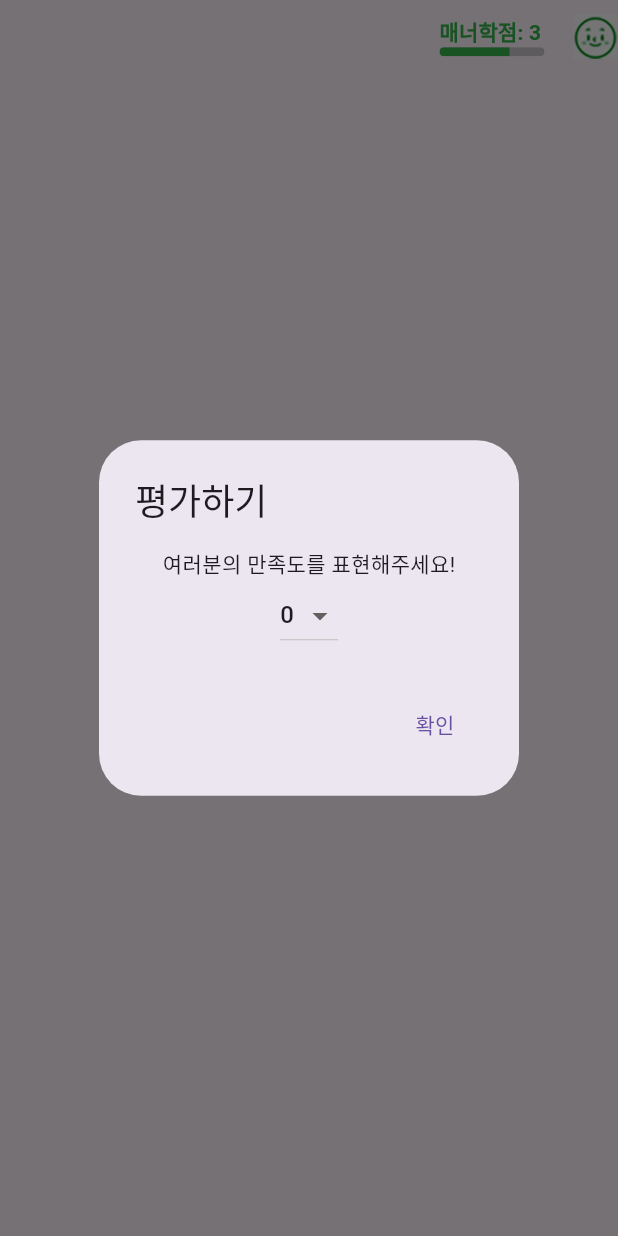
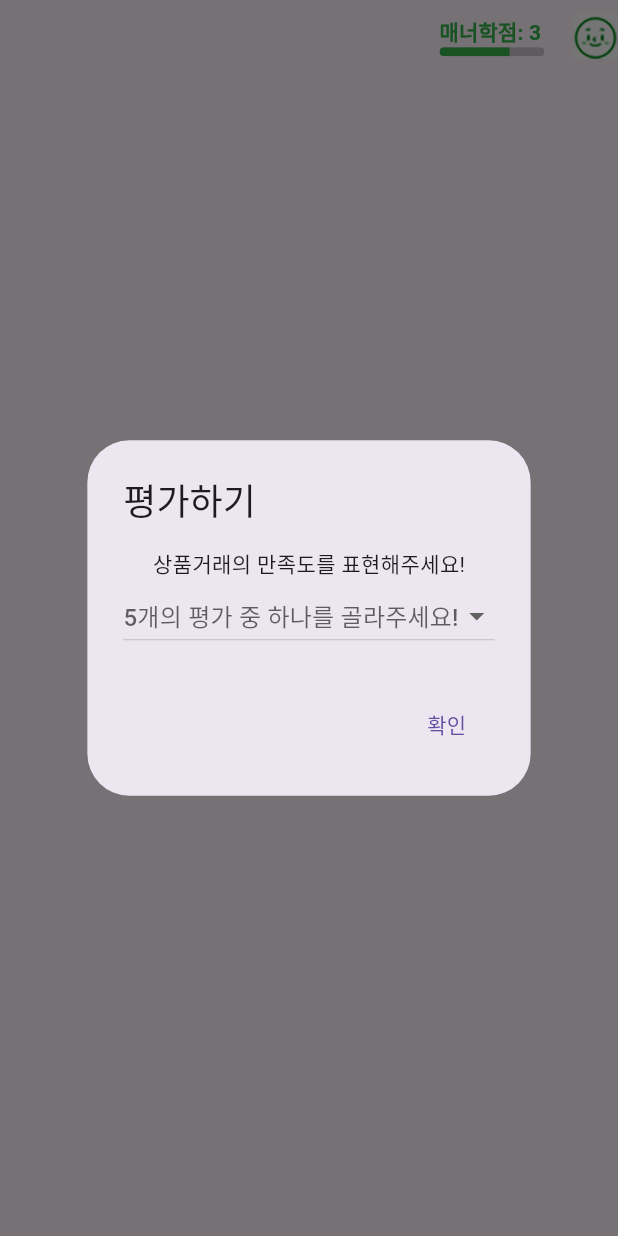
Before and after one commit to Mkyupark/Hakgeun_Market, a Flutter app: the MannerGrade widget shown alone on an empty page, opened directly, after a tap on an icon or button, on a phone screen of 412 x 824 dp. Run offline on Flutter 3.47's test engine with Material 3 defaults, Android fonts, the phone set to English and light mode, and no system bars; our stand-ins replace cloud_firestore, firebase_auth, firebase_core, flutter_svg, image_picker; accounts and stored records are empty.

Commit message:
매너온도 UI 완성

```diff
--- a/lib/componenets/manner_grade_widget.dart
+++ b/lib/componenets/manner_grade_widget.dart
@@ -68,7 +68,7 @@ class _MannerGradeState extends State<MannerGrade> {
     onPressed: () {
       showDialog(
         context: context,
-        builder: (context) {
+        builder: (BuildContext context) {
           return StatefulBuilder(
             builder: (BuildContext context, StateSetter setState) {
               return AlertDialog(
@@ -76,9 +76,10 @@ class _MannerGradeState extends State<MannerGrade> {
                 content: Column(
                   mainAxisSize: MainAxisSize.min,
                   children: <Widget>[
-                    Text("여러분의 만족도를 표현해주세요!"),
+                    Text("상품거래의 만족도를 표현해주세요!"),
                     DropdownButton<String>(
-                      value: select,
+                      value: null,
+                      hint: Text("5개의 평가 중 하나를 골라주세요!"),
                       icon: const Icon(Icons.arrow_drop_down),
                       elevation: 16,
                       onChanged: (String? value) {
@@ -99,7 +100,7 @@ class _MannerGradeState extends State<MannerGrade> {
                   TextButton(
                     child: Text("확인"),
                     onPressed: () {
-                      _updateMannerGrade(select!);
+                      _updateMannerGrade(_select!);
                       Navigator.of(context).pop(); // 다이얼로그 닫기
                     },
                   ),
```
Also changed, not shown: lib/pages/detail.dart (+6 -3 lines).
